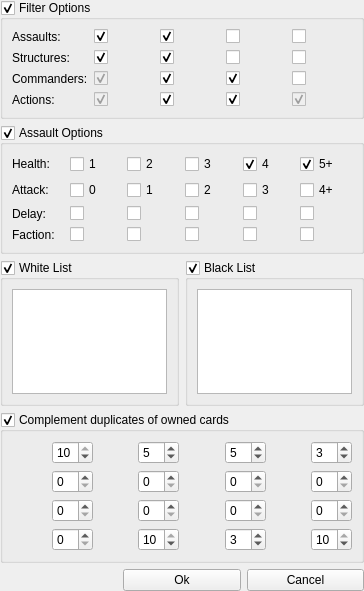
Qt form CardFilterWidget.ui (WarrantyVoid/tyrant-optimize-gui) before a commit.
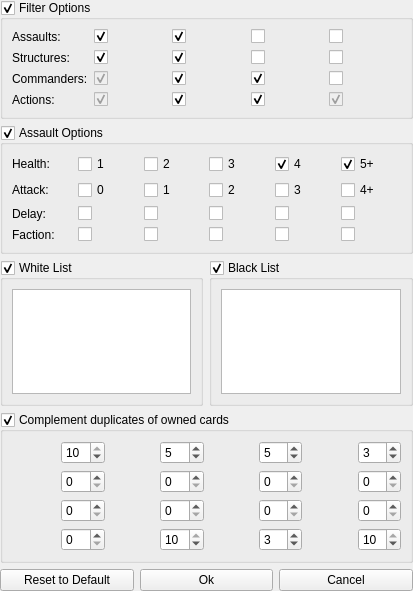
The same form after that commit. Icons and pictures are not drawn.

Commit message: Added reset filter button

The edit to the form file:
```diff
--- a/CardFilterWidget.ui
+++ b/CardFilterWidget.ui
@@ -6,7 +6,7 @@
    <rect>
     <x>0</x>
     <y>0</y>
-    <width>350</width>
+    <width>413</width>
     <height>591</height>
    </rect>
   </property>
@@ -482,12 +482,9 @@
       <number>0</number>
      </property>
      <item>
-      <widget class="QWidget" name="widget" native="true">
-       <property name="minimumSize">
-        <size>
-         <width>0</width>
-         <height>10</height>
-        </size>
+      <widget class="QPushButton" name="resetButton">
+       <property name="text">
+        <string>Reset to Default</string>
        </property>
       </widget>
      </item>
```
The commit also changes 4 other files.
